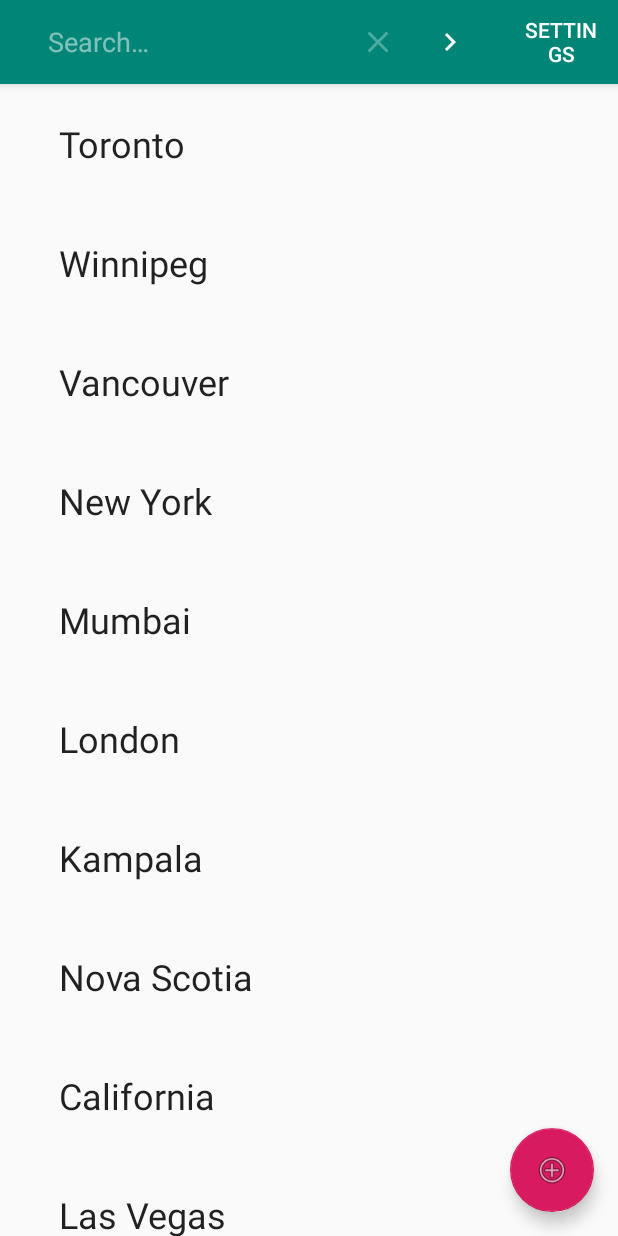
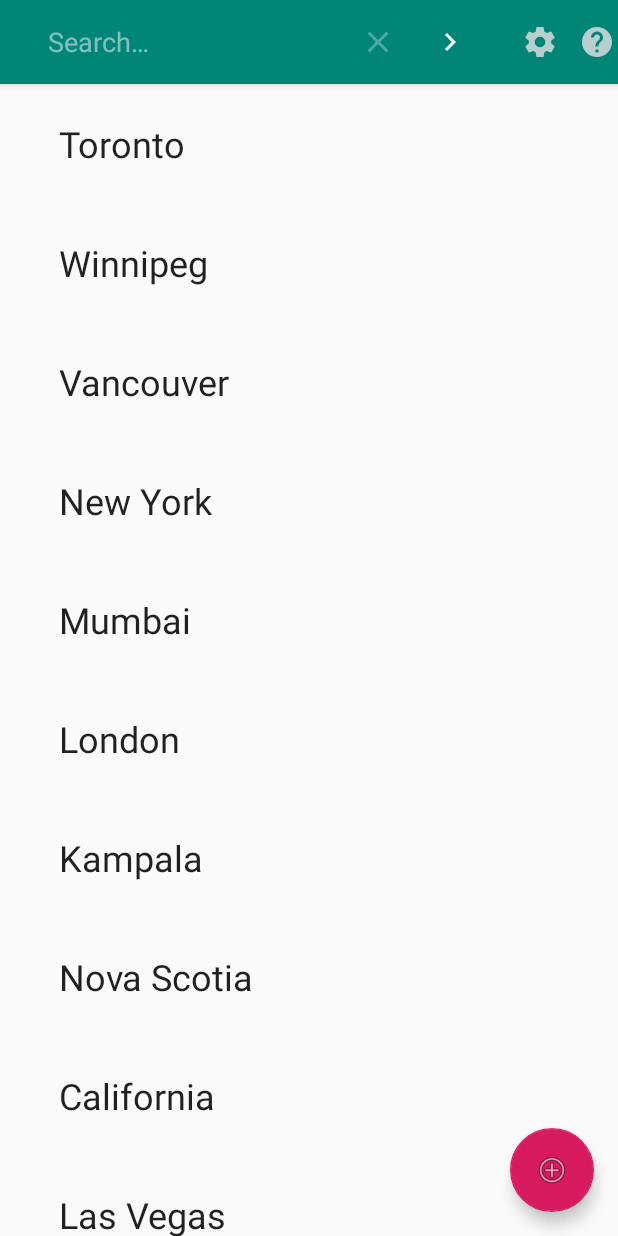
Before and after one commit to joy6005/BackBaseWeatherApplication, an Android app: the screen it shows after launch (HomeActivity), after a tap on "Search", on a phone screen of 412 x 824 dp. Run offline under Robolectric (Android 15) with nearby library versions, the phone set to English and light mode, and no system bars; our stand-ins replace Room's generated code.

Commit message:
Help and Settings icon added

```diff
--- a/app/src/main/res/menu/menu_main.xml
+++ b/app/src/main/res/menu/menu_main.xml
@@ -10,8 +10,10 @@
            app:actionViewClass="android.support.v7.widget.SearchView"/>
     <item  android:id="@+id/action_settings"
            android:title="Settings"
+           android:icon="@drawable/ic_action_settings"
            app:showAsAction="ifRoom"/>
     <item  android:id="@+id/action_help"
            android:title="Help"
+           android:icon="@drawable/ic_action_help"
            app:showAsAction="ifRoom"/>
 </menu>
```
Also changed, not shown: app/src/main/res/drawable-hdpi/ic_action_help.png (added), app/src/main/res/drawable-hdpi/ic_action_settings.png (added), app/src/main/res/drawable-mdpi/ic_action_help.png (added), app/src/main/res/drawable-mdpi/ic_action_settings.png (added), app/src/main/res/drawable-xhdpi/ic_action_help.png (added), app/src/main/res/drawable-xhdpi/ic_action_settings.png (added), app/src/main/res/drawable-xxhdpi/ic_action_help.png (added), app/src/main/res/drawable-xxhdpi/ic_action_settings.png (added), app/src/main/res/drawable-xxxhdpi/ic_action_help.png (added), app/src/main/res/drawable-xxxhdpi/ic_action_settings.png (added).
